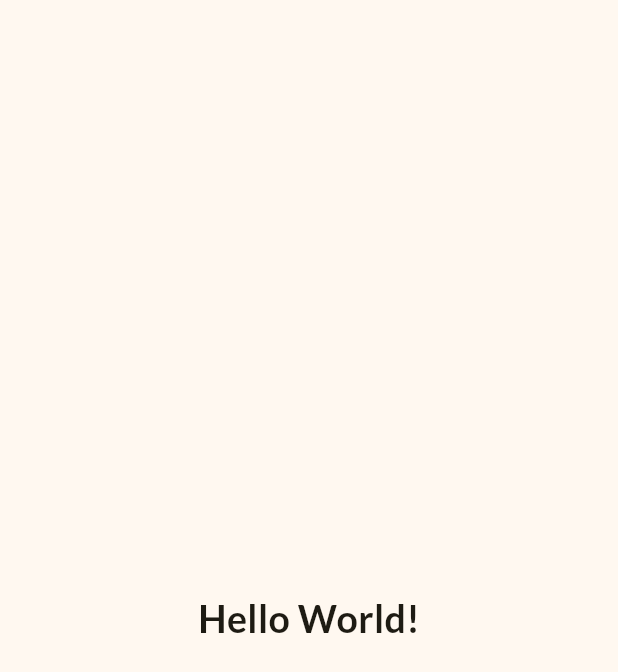
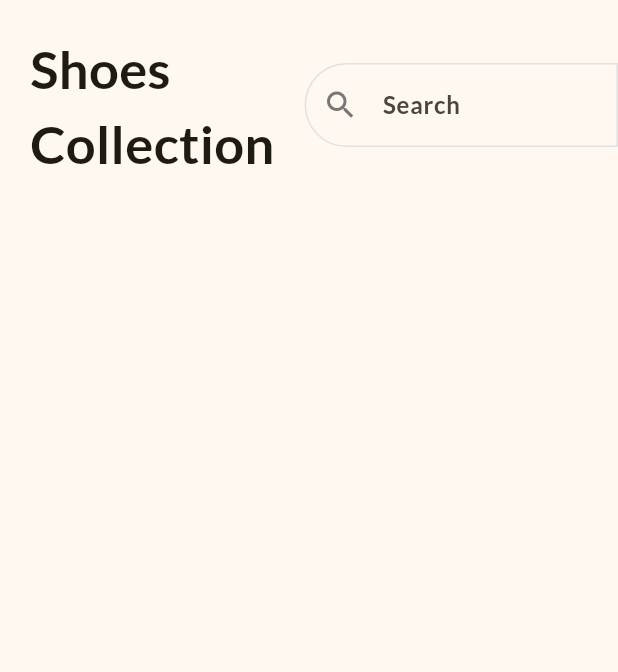
Before and after one commit to VishalKumar-007/Shop-App, a Flutter app: the screen it shows after launch, on a phone screen of 412 x 824 dp. Shown: the top 672 px of the screen. Run offline on Flutter 3.47's test engine with Material 3 defaults, Android fonts, the phone set to English and light mode, and no system bars.

Commit message:
added header section (title & search bar)

```diff
--- a/lib/home_page.dart
+++ b/lib/home_page.dart
@@ -5,14 +5,49 @@ class HomePage extends StatelessWidget {
 
   @override
   Widget build(BuildContext context) {
-    return const Scaffold(
-      body: Center(
-        child: Text(
-          'Hello World!',
-          style: TextStyle(
-            fontSize: 25,
-            fontWeight: FontWeight.bold,
-          ),
+    final border = const OutlineInputBorder(
+      borderSide: BorderSide(
+        color: Color.fromRGBO(225, 225, 225, 1),
+      ),
+      borderRadius: BorderRadius.horizontal(
+        left: Radius.circular(50),
+      ),
+    );
+
+    return Scaffold(
+      // SafeArea widget ignores top & bottom notch
+      // and place widgets in the area between top & bottom notch
+      body: SafeArea(
+        child: Column(
+          children: [
+            Row(
+              children: [
+                const Padding(
+                  padding: EdgeInsets.all(20.0),
+                  child: Text(
+                    'Shoes\nCollection',
+                    style: TextStyle(
+                      fontSize: 35,
+                      fontWeight: FontWeight.bold,
+                    ),
+                  ),
+                ),
+                // Expanded widget tells flutter to take space how much available
+                // useful for widget which always take full width (e.g. TextField)
+                Expanded(
+                  child: TextField(
+                    decoration: InputDecoration(
+                      hintText: 'Search',
+                      prefixIcon: const Icon(Icons.search),
+                      border: border,
+                      enabledBorder: border,
+                      focusedBorder: border,
+                    ),
+                  ),
+                ),
+              ],
+            ),
+          ],
         ),
       ),
     );
--- a/lib/main.dart
+++ b/lib/main.dart
@@ -13,11 +13,20 @@ class MyApp extends StatelessWidget {
     return MaterialApp(
       title: 'Shopping App',
       theme: ThemeData(
-        // sets fontFamily for all texts in the project
+        // sets fontFamily for all texts
         fontFamily: 'Lato',
         // sets overall theme for the app
         colorScheme: ColorScheme.fromSeed(
           seedColor: const Color.fromRGBO(254, 206, 1, 1),
+        ),
+        inputDecorationTheme: const InputDecorationTheme(
+          // sets hintText style for all hintTexts
+          hintStyle: TextStyle(
+            fontWeight: FontWeight.bold,
+            fontSize: 16,
+          ),
+          // sets icon color for all prefix icons
+          prefixIconColor: Color.fromRGBO(119, 119, 119, 1),
         ),
       ),
       home: const HomePage(),
```
